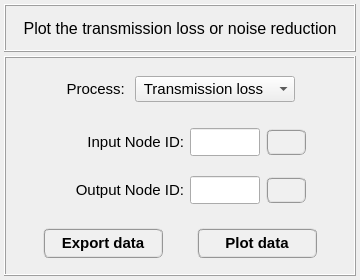
Qt form data/user_input/ui_files/plots_/results_/acoustic_/plot_TL_NR_Input.ui (open-pulse/OpenPulse) before a commit.
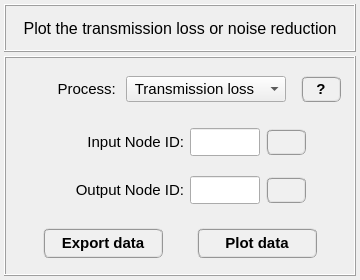
The same form after that commit.

Diff of the .ui file:
```diff
--- a/data/user_input/ui_files/plots_/results_/acoustic_/plot_TL_NR_Input.ui
+++ b/data/user_input/ui_files/plots_/results_/acoustic_/plot_TL_NR_Input.ui
@@ -711,6 +711,53 @@
            <property name="frameShadow">
             <enum>QFrame::Raised</enum>
            </property>
+           <layout class="QGridLayout" name="gridLayout_8">
+            <item row="0" column="0">
+             <widget class="QPushButton" name="pushButton_help">
+              <property name="minimumSize">
+               <size>
+                <width>40</width>
+                <height>26</height>
+               </size>
+              </property>
+              <property name="maximumSize">
+               <size>
+                <width>40</width>
+                <height>26</height>
+               </size>
+              </property>
+              <property name="font">
+               <font>
+                <family>MS Shell Dlg 2</family>
+                <pointsize>11</pointsize>
+                <weight>75</weight>
+                <italic>false</italic>
+                <bold>true</bold>
+               </font>
+              </property>
+              <property name="toolTip">
+               <string>&lt;html&gt;&lt;head/&gt;&lt;body&gt;&lt;p&gt;Help&lt;/p&gt;&lt;/body&gt;&lt;/html&gt;</string>
+              </property>
+              <property name="styleSheet">
+               <string notr="true">QPushButton{border-radius: 6px; border-color: rgb(150, 150, 150); border-style: ridge; border-width: 2px; color: rgb(0, 0, 0); background-color: rgb(240, 240, 240); font: 75 bold 11pt &quot;MS Shell Dlg 2&quot;}
+QPushButton:hover{border-radius: 6px; border-color: rgb(0, 170, 255); border-style: ridge; border-width: 2px; color: rgb(0, 0, 0); background-color: rgba(174, 213, 255, 100); font: 75 bold 11pt &quot;MS Shell Dlg 2&quot;}
+QPushButton:pressed{border-radius: 6px; border-color: rgb(0, 170, 255); border-style: ridge; border-width: 3px; color: rgb(0, 0, 0); background-color: rgb(174, 213, 255); font: 75 bold 11pt &quot;MS Shell Dlg 2&quot;}</string>
+              </property>
+              <property name="text">
+               <string>?</string>
+              </property>
+              <property name="iconSize">
+               <size>
+                <width>20</width>
+                <height>20</height>
+               </size>
+              </property>
+              <property name="flat">
+               <bool>false</bool>
+              </property>
+             </widget>
+            </item>
+           </layout>
           </widget>
          </item>
         </layout>
```
